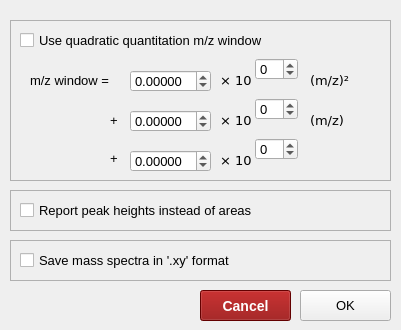
Old version of the form sweet_suite/gui/qtdesigner_files/gui_advanced_settings.ui in the repository stainawarijar/SweetSuite.
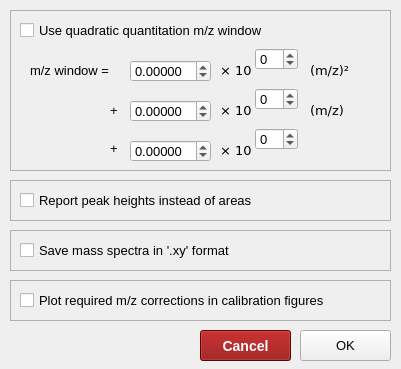
New version of the form.

Commit message: Implement advanced setting to either plot ppm errors or m/z corrections in calibration figures

What changed in the file:
```diff
--- a/sweet_suite/gui/qtdesigner_files/gui_advanced_settings.ui
+++ b/sweet_suite/gui/qtdesigner_files/gui_advanced_settings.ui
@@ -7,7 +7,7 @@
     <x>0</x>
     <y>0</y>
     <width>401</width>
-    <height>330</height>
+    <height>369</height>
    </rect>
   </property>
   <property name="windowTitle">
@@ -29,13 +29,17 @@
 
 #frame_3 {
     border: 1px solid #b0b0b0;
+}
+
+#frame_4 {
+    border: 1px solid #b0b0b0;
 }</string>
   </property>
   <widget class="QFrame" name="frame">
    <property name="geometry">
     <rect>
      <x>10</x>
-     <y>20</y>
+     <y>10</y>
      <width>381</width>
      <height>161</height>
     </rect>
@@ -330,7 +334,7 @@
    <property name="geometry">
     <rect>
      <x>10</x>
-     <y>190</y>
+     <y>180</y>
      <width>381</width>
      <height>41</height>
     </rect>
@@ -359,7 +363,7 @@
    <property name="geometry">
     <rect>
      <x>10</x>
-     <y>240</y>
+     <y>230</y>
      <width>381</width>
      <height>41</height>
     </rect>
@@ -391,7 +395,7 @@
    <property name="geometry">
     <rect>
      <x>300</x>
-     <y>290</y>
+     <y>330</y>
      <width>91</width>
      <height>31</height>
     </rect>
@@ -404,7 +408,7 @@
    <property name="geometry">
     <rect>
      <x>200</x>
-     <y>290</y>
+     <y>330</y>
      <width>91</width>
      <height>31</height>
     </rect>
@@ -419,6 +423,38 @@
     <string>Cancel</string>
    </property>
   </widget>
+  <widget class="QFrame" name="frame_4">
+   <property name="geometry">
+    <rect>
+     <x>10</x>
+     <y>280</y>
+     <width>381</width>
+     <height>41</height>
+    </rect>
+   </property>
+   <property name="styleSheet">
+    <string notr="true"/>
+   </property>
+   <property name="frameShape">
+    <enum>QFrame::StyledPanel</enum>
+   </property>
+   <property name="frameShadow">
+    <enum>QFrame::Raised</enum>
+   </property>
+   <widget class="QCheckBox" name="checkBox_plot_mz_corrections">
+    <property name="geometry">
+     <rect>
+      <x>10</x>
+      <y>10</y>
+      <width>361</width>
+      <height>21</height>
+     </rect>
+    </property>
+    <property name="text">
+     <string>Plot required m/z corrections in calibration figures</string>
+    </property>
+   </widget>
+  </widget>
  </widget>
  <resources/>
  <connections/>
```
The commit also changes 4 other files.
